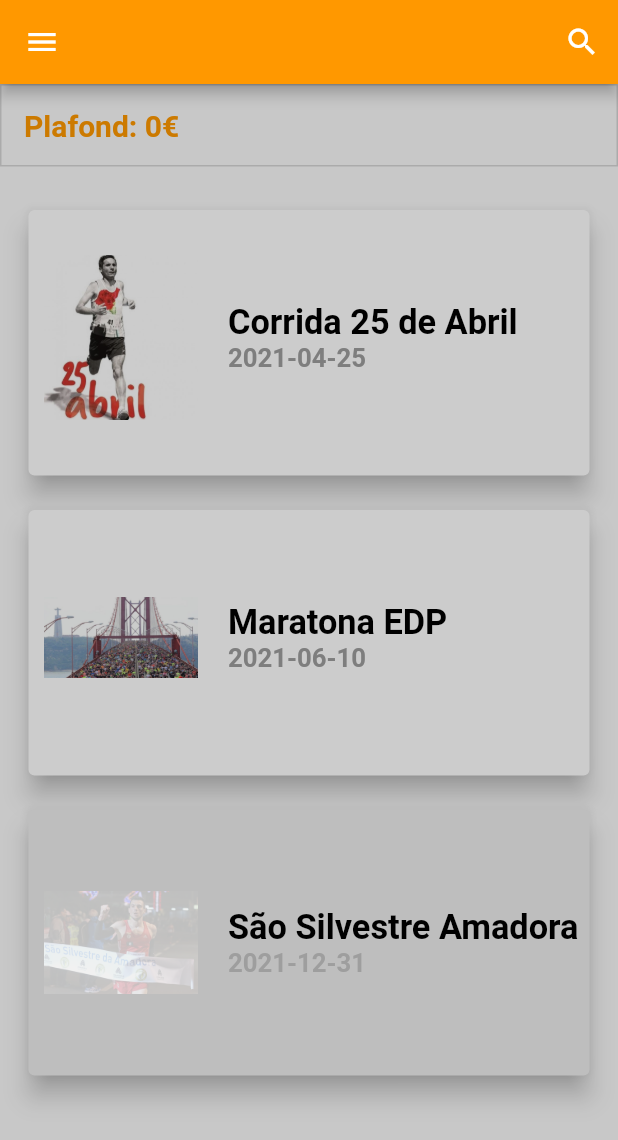
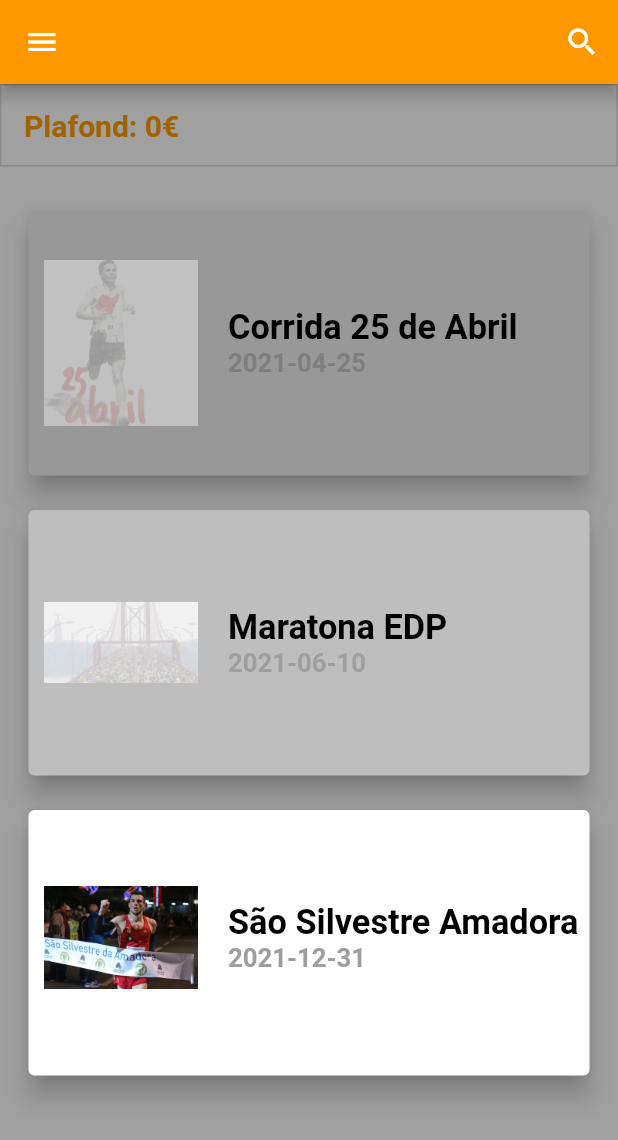
Before and after one commit to catarina-57502/trabalho-final-curso, a Flutter app: the HomeScreen screen opened directly with empty values, on a phone screen of 412 x 824 dp. Shown: the top 1140 px of the screen. Run offline on Flutter 3.47's test engine with Material 2 defaults, Android fonts, the phone set to English and light mode, and no system bars; our stand-ins replace charts_flutter, flutter_rating_bar, share; missing offline and left inert: date_range_picker.

Commit message:
correcao de erros e avalicao do evento

```diff
--- a/lib/screens/home.dart
+++ b/lib/screens/home.dart
@@ -92,7 +92,7 @@ class _HomeScreenState extends State<HomeScreen>{
                                   child: Container(
                                     padding: EdgeInsets.fromLTRB(15,15,15,0),
                                     height: 200,
-                                    child: DateTime.parse(_events[index].deadline).isBefore(DateTime.now()) ? Card(
+                                    child: DateTime.parse(_events[index].deadline).isAfter(DateTime.now()) ? Card(
                                       elevation: 7,
                                       child: Column(
                                         children: [
--- a/lib/screens/login.dart
+++ b/lib/screens/login.dart
@@ -176,7 +176,7 @@ class _LoginScreenState extends State<LoginScreen>{
   }
 
   void getPlafond(name, pass, context) {
-    final plafond = Provider.of<Plafond>(context);
+    final plafond = Provider.of<Plafond>(context, listen: false);
     for(var i in _users){
       if('${i.username}'== name && '${i.password}'== pass){
         plafond.setPlafond(i.plafond);
```
Also changed, not shown: lib/screens/details.dart (+3 -7 lines).
